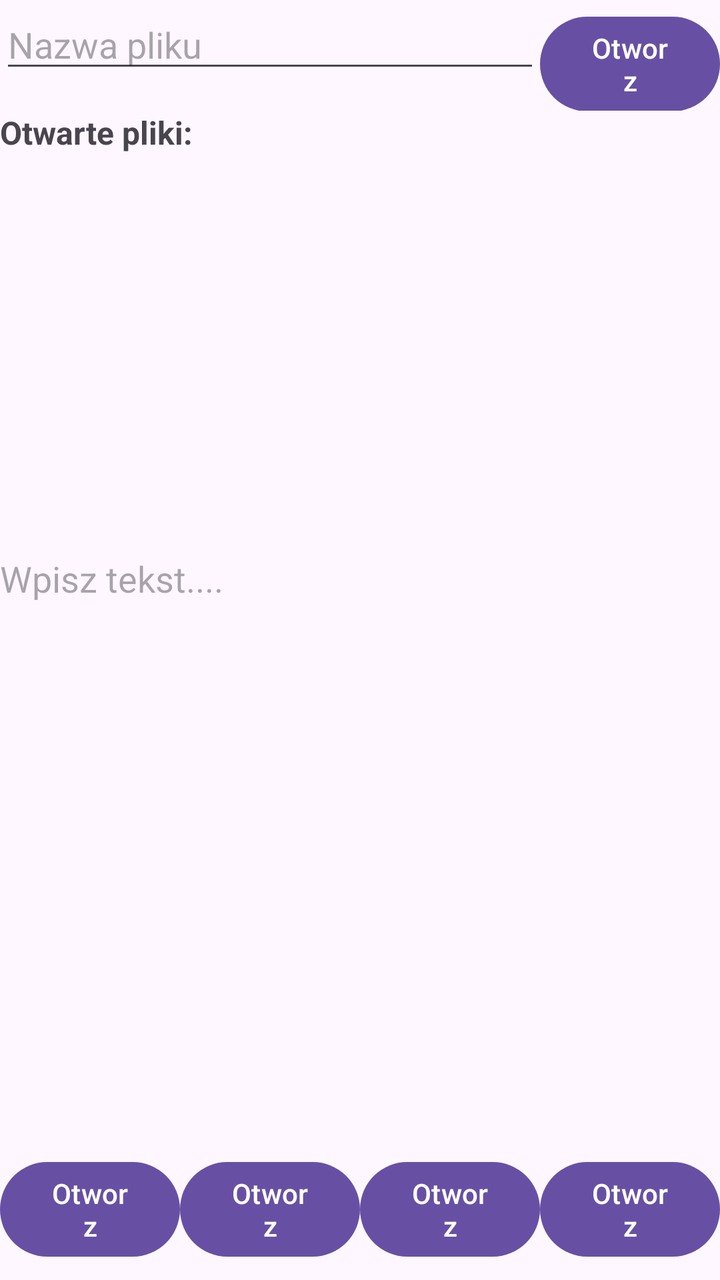
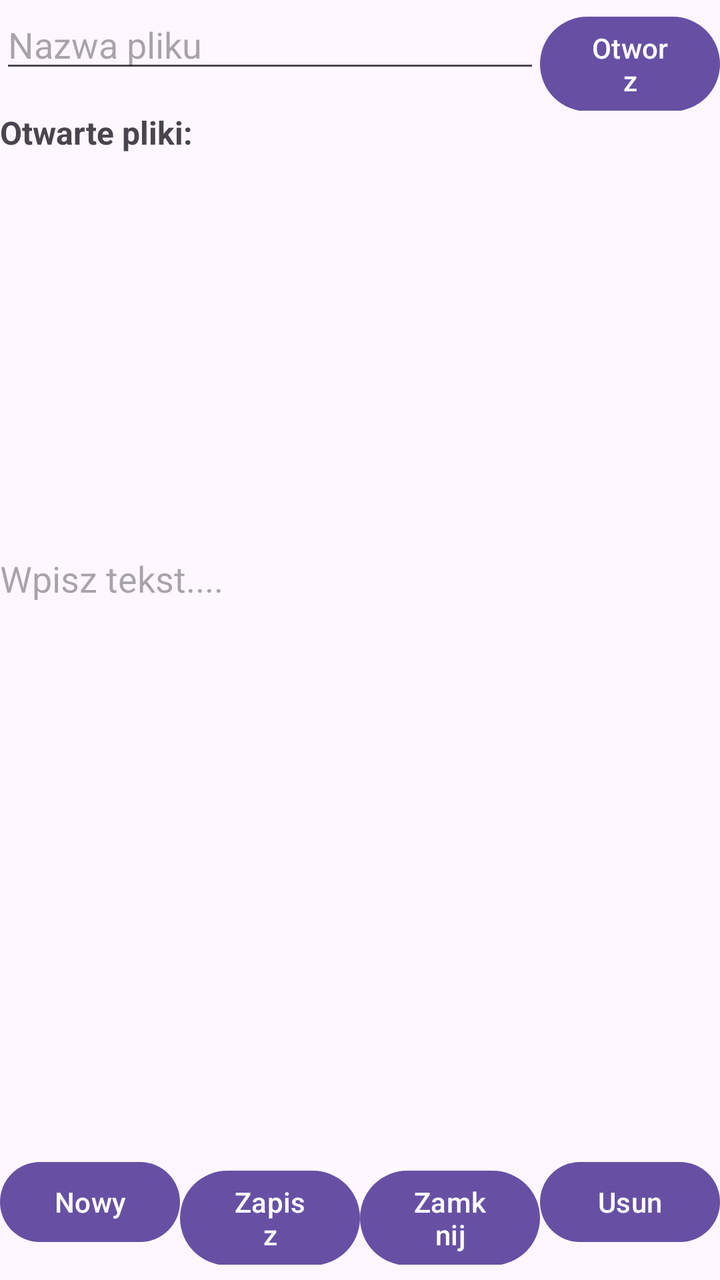

Two renders of the same Android screen: before a commit and after it. Below are the layout's source before the change and the commit's diff.
<!-- AndroidManifest.xml: application theme Theme.FileManagerApp -->
<!-- res/layout/activity_main.xml -->
<?xml version="1.0" encoding="utf-8"?>
<LinearLayout
        xmlns:android="http://schemas.android.com/apk/res/android"
        xmlns:tools="http://schemas.android.com/tools"
        xmlns:app="http://schemas.android.com/apk/res-auto"
        android:id="@+id/main"
        android:layout_width="match_parent"
        android:layout_height="match_parent"
        android:orientation="vertical"
        android:layout_gravity="center"
        tools:context=".MainActivity">
    <LinearLayout
            android:layout_width="match_parent"
            android:layout_height="wrap_content">
        <EditText
                android:id="@+id/nameFileE"
                android:layout_width="match_parent"
                android:layout_height="wrap_content"
                android:hint="Nazwa pliku"
                android:layout_weight="1"/>
        <Button
                android:id="@+id/loadFile"
                android:layout_width="match_parent"
                android:layout_height="wrap_content"
                android:text="Otworz"
                android:layout_weight="3"/>

    </LinearLayout>
    <TextView
            android:layout_width="match_parent"
            android:layout_height="wrap_content"
            android:text="Otwarte pliki: "
            android:textSize="16sp"
            android:textStyle="bold"/>
    <androidx.recyclerview.widget.RecyclerView
            android:id="@+id/recView"
            android:layout_width="match_parent"
            android:layout_height="200dp"/>
    <EditText
            android:id="@+id/textInFile"
            android:layout_width="match_parent"
            android:inputType="textMultiLine"
            android:ems="10"
            android:hint="Wpisz tekst...."
            android:layout_height="300dp"
            android:gravity="left"
            android:background="@null"
            android:scrollbars="vertical"/>
    <LinearLayout
            android:layout_width="match_parent"
            android:layout_height="wrap_content">
        <Button
                android:id="@+id/newFile"
                android:layout_width="match_parent"
                android:layout_height="wrap_content"
                android:text="Otworz"
                android:layout_weight="1"/>
        <Button
                android:id="@+id/saveFile"
                android:layout_width="match_parent"
                android:layout_height="wrap_content"
                android:text="Otworz"
                android:layout_weight="1"/>
        <Button
                android:id="@+id/closeFile"
                android:layout_width="match_parent"
                android:layout_height="wrap_content"
                android:text="Otworz"
                android:layout_weight="1"/>
        <Button
                android:id="@+id/deleteFile"
                android:layout_width="match_parent"
                android:layout_height="wrap_content"
                android:text="Otworz"
                android:layout_weight="1"/>
    </LinearLayout>

</LinearLayout>
<!-- resources referenced by this layout -->
<resources>
  <style name="Theme.FileManagerApp" parent="Base.Theme.FileManagerApp" />
  <style name="Base.Theme.FileManagerApp" parent="Theme.Material3.DayNight.NoActionBar">
          
          
      </style>
</resources>

<!-- the commit's change to res/layout/activity_main.xml (unified diff, before → after) -->
@@ -8,6 +8,7 @@
         android:layout_height="match_parent"
         android:orientation="vertical"
         android:layout_gravity="center"
+        android:layout_marginTop="20dp"
         tools:context=".MainActivity">
     <LinearLayout
             android:layout_width="match_parent"
@@ -35,6 +36,7 @@
     <androidx.recyclerview.widget.RecyclerView
             android:id="@+id/recView"
             android:layout_width="match_parent"
+            android:orientation="vertical"
             android:layout_height="200dp"/>
     <EditText
             android:id="@+id/textInFile"
@@ -43,7 +45,7 @@
             android:ems="10"
             android:hint="Wpisz tekst...."
             android:layout_height="300dp"
-            android:gravity="left"
+            android:gravity="top|start"
             android:background="@null"
             android:scrollbars="vertical"/>
     <LinearLayout
@@ -53,25 +55,25 @@
                 android:id="@+id/newFile"
                 android:layout_width="match_parent"
                 android:layout_height="wrap_content"
-                android:text="Otworz"
+                android:text="Nowy"
                 android:layout_weight="1"/>
         <Button
                 android:id="@+id/saveFile"
                 android:layout_width="match_parent"
                 android:layout_height="wrap_content"
-                android:text="Otworz"
+                android:text="Zapisz"
                 android:layout_weight="1"/>
         <Button
                 android:id="@+id/closeFile"
                 android:layout_width="match_parent"
                 android:layout_height="wrap_content"
-                android:text="Otworz"
+                android:text="Zamknij"
                 android:layout_weight="1"/>
         <Button
                 android:id="@+id/deleteFile"
                 android:layout_width="match_parent"
                 android:layout_height="wrap_content"
-                android:text="Otworz"
+                android:text="Usun"
                 android:layout_weight="1"/>
     </LinearLayout>
 
